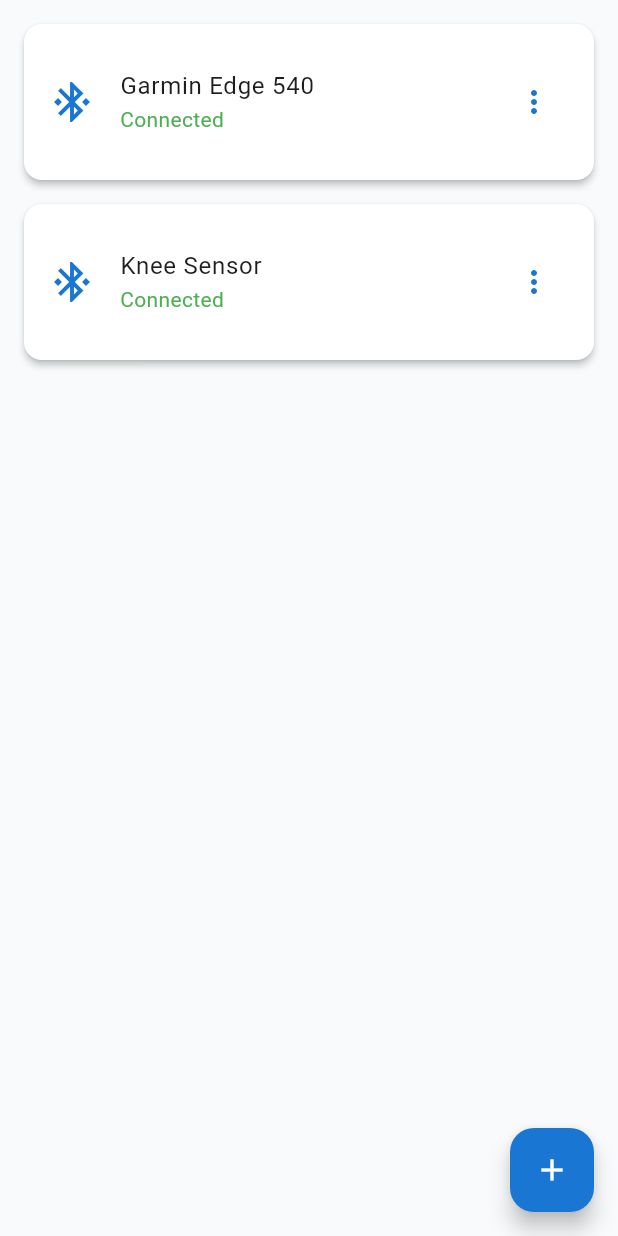
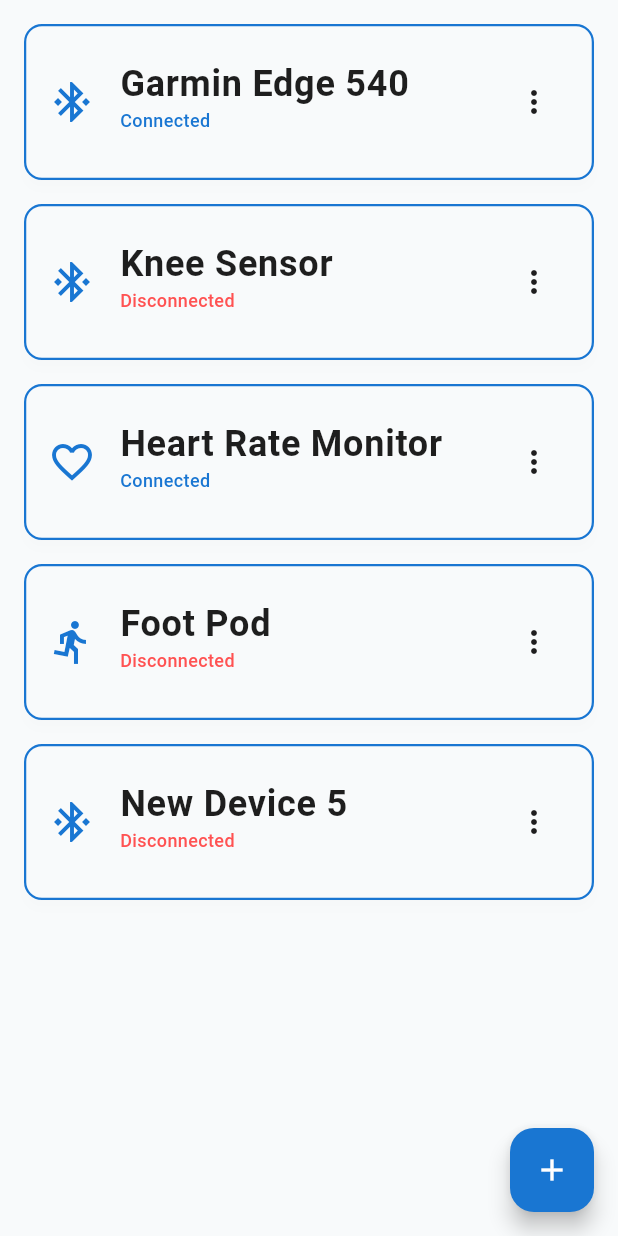
Before and after one commit to enkeleda-bardhi/runBalanced, a Flutter app: the ConnectionsScreen screen opened directly, after a tap on the "add" icon, on a phone screen of 412 x 824 dp. Run offline on Flutter 3.47's test engine with Material 3 defaults, Android fonts, the phone set to English and light mode, and no system bars; our stand-ins replace cloud_firestore, csv, firebase_auth, firebase_core, fl_chart, image_picker and 1 more; accounts and stored records are empty; network calls fail.

Commit message:
connections ui fix

```diff
--- a/run_balanced/lib/models/connection_model.dart
+++ b/run_balanced/lib/models/connection_model.dart
@@ -6,4 +6,35 @@ class Connection {
   final IconData icon;
 
   Connection({required this.name, required this.status, required this.icon});
+
+  Connection copyWith({String? name, String? status, IconData? icon}) {
+    return Connection(
+      name: name ?? this.name,
+      status: status ?? this.status,
+      icon: icon ?? this.icon,
+    );
+  }
+
+  static List<Connection> sampleConnections = [
+    Connection(
+      name: "Garmin Edge 540",
+      status: "Connected",
+      icon: Icons.bluetooth_connected_outlined,
+    ),
+    Connection(
+      name: "Knee Sensor",
+      status: "Disconnected",
+      icon: Icons.bluetooth_connected_outlined,
+    ),
+    Connection(
+      name: "Heart Rate Monitor",
+      status: "Connected",
+      icon: Icons.favorite_border,
+    ),
+    Connection(
+      name: "Foot Pod",
+      status: "Disconnected",
+      icon: Icons.directions_run,
+    ),
+  ];
 }
--- a/run_balanced/lib/screens/connection_screen.dart
+++ b/run_balanced/lib/screens/connection_screen.dart
@@ -1,70 +1,133 @@
 import 'package:flutter/material.dart';
 import 'package:run_balanced/models/connection_model.dart';
+import 'package:run_balanced/theme/theme.dart';
 
-class ConnectionsScreen extends StatelessWidget {
+class ConnectionsScreen extends StatefulWidget {
   const ConnectionsScreen({super.key});
 
   @override
+  State<ConnectionsScreen> createState() => _ConnectionsScreenState();
+}
+
+class _ConnectionsScreenState extends State<ConnectionsScreen> {
+  List<Connection> connections = Connection.sampleConnections;
+
+  void _handleMenuAction(String action, int index) {
+    setState(() {
+      switch (action) {
+        case 'connect':
+          connections[index] = connections[index].copyWith(status: 'Connected');
+          _showMessage('${connections[index].name} connected.');
+          break;
+        case 'disconnect':
+          connections[index] = connections[index].copyWith(
+            status: 'Disconnected',
+          );
+          _showMessage('${connections[index].name} disconnected.');
+          break;
+        case 'remove':
+          final removed = connections.removeAt(index);
+          _showMessage('${removed.name} removed.');
+          break;
+        case 'sync':
+          _showMessage('Syncing ${connections[index].name}...');
+          break;
+        case 'info':
+          _showDeviceInfo(connections[index]);
+          break;
+      }
+    });
+  }
+
+  void _showMessage(String message) {
+    ScaffoldMessenger.of(
+      context,
+    ).showSnackBar(SnackBar(content: Text(message)));
+  }
+
+  void _showDeviceInfo(Connection conn) {
+    showDialog(
+      context: context,
+      builder:
+          (context) => AlertDialog(
+            title: Text(conn.name),
+            content: Text(
+              'Status: ${conn.status}\nMore details coming soon...',
+            ),
+            actions: [
+              TextButton(
+                child: const Text('Close'),
+                onPressed: () => Navigator.pop(context),
+              ),
+            ],
+          ),
+    );
+  }
+
+  @override
   Widget build(BuildContext context) {
-    final theme = Theme.of(context);
-
-    final List<Connection> connections = [
-      Connection(
-        name: "Garmin Edge 540",
-        status: "Connected",
-        icon: Icons.bluetooth_connected_outlined,
-      ),
-      Connection(
-        name: "Knee Sensor",
-        status: "Connected",
-        icon: Icons.bluetooth_connected_outlined,
-      ),
-    ];
+    final colorScheme = Theme.of(context).colorScheme;
 
     return Scaffold(
+      backgroundColor: colorScheme.background,
       body: ListView.builder(
-        padding: const EdgeInsets.all(16),
+        padding: const EdgeInsets.all(AppSpacing.md),
         itemCount: connections.length,
         itemBuilder: (context, index) {
-          final conn = connections[index];
-          return _buildConnectionCard(context, conn, theme);
+          return _buildConnectionCard(connections[index], index, colorScheme);
         },
       ),
       floatingActionButton: FloatingActionButton(
         onPressed: () {
-          // TODO: Implement logic to add a new device.
+          setState(() {
+            connections.add(
+              Connection(
+                name: "New Device ${connections.length + 1}",
+                status: "Disconnected",
+                icon: Icons.bluetooth_connected_outlined,
+              ),
+            );
+          });
         },
         tooltip: 'Add Device',
+        backgroundColor: colorScheme.primary,
+        foregroundColor: colorScheme.onPrimary,
         child: const Icon(Icons.add),
       ),
     );
   }
 
   Widget _buildConnectionCard(
-    BuildContext context,
     Connection conn,
-    ThemeData theme,
+    int index,
+    ColorScheme colorScheme,
   ) {
     return Card(
-      color: theme.cardColor,
-      elevation: 2,
-      margin: const EdgeInsets.only(bottom: 16),
-      shape: RoundedRectangleBorder(borderRadius: BorderRadius.circular(12)),
+      color: colorScheme.surface,
+      elevation: 3,
+      margin: const EdgeInsets.only(bottom: AppSpacing.md),
+      shadowColor: Colors.black.withOpacity(0.05),
+      shape: RoundedRectangleBorder(
+        borderRadius: BorderRadius.circular(12),
+        side: BorderSide(color: colorScheme.primary, width: 1.5),
+      ),
       child: ListTile(
-        contentPadding: const EdgeInsets.all(16),
-        leading: Icon(conn.icon, color: theme.iconTheme.color, size: 32),
-        title: Text(conn.name, style: theme.textTheme.bodyLarge),
+        contentPadding: const EdgeInsets.all(AppSpacing.md),
+        leading: Icon(conn.icon, size: 32, color: colorScheme.primary),
+        title: Text(
+          conn.name,
+          style: AppTextStyles.headline2.copyWith(color: colorScheme.onSurface),
+        ),
         subtitle: Text(
           conn.status,
-          style: theme.textTheme.bodyMedium?.copyWith(
-            color: _getStatusColor(conn.status),
+          style: AppTextStyles.caption.copyWith(
+            color: _getStatusColor(conn.status, colorScheme),
           ),
         ),
         trailing: PopupMenuButton<String>(
-          icon: Icon(Icons.more_vert, color: theme.iconTheme.color),
-          onSelected: (value) {
-            // Implement actions here
-          },
+          icon: Icon(Icons.more_vert, color: colorScheme.onSurface),
+          color: colorScheme.surface,
+          onSelected: (action) => _handleMenuAction(action, index),
           itemBuilder:
               (context) => [
                 if (conn.status == "Connected")
@@ -83,16 +146,16 @@ class ConnectionsScreen extends StatelessWidget {
     );
   }
 
-  Color _getStatusColor(String status) {
+  Color _getStatusColor(String status, ColorScheme colorScheme) {
     switch (status.toLowerCase()) {
       case 'connected':
-        return Colors.green;
+        return colorScheme.primary;
       case 'syncing':
-        return Colors.orange;
+        return colorScheme.secondary;
       case 'disconnected':
-        return Colors.red;
+        return colorScheme.error;
       default:
-        return Colors.grey;
+        return colorScheme.outline;
     }
   }
 }
```
